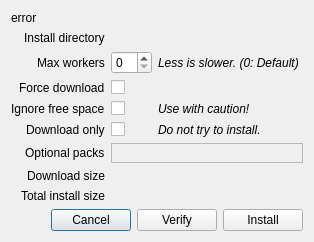
The window that rare/ui/components/dialogs/install_dialog.ui (RareDevs/Rare) describes before a commit, drawn with Qt 5.
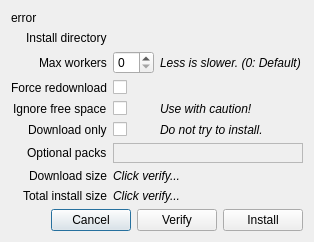
The same window after the commit.

Commit message: Convert InstallDialog to modeless so it doesn't block the main UI any more.

```diff
--- a/rare/ui/components/dialogs/install_dialog.ui
+++ b/rare/ui/components/dialogs/install_dialog.ui
@@ -9,7 +9,7 @@
    <item row="3" column="0" alignment="Qt::AlignRight">
     <widget class="QLabel" name="force_download_label">
      <property name="text">
-      <string>Force download</string>
+      <string>Force redownload</string>
      </property>
     </widget>
    </item>
@@ -146,8 +146,13 @@
    </item>
    <item row="8" column="1" colspan="2">
     <widget class="QLabel" name="install_size_info_label">
+     <property name="font">
+      <font>
+       <italic>true</italic>
+      </font>
+     </property>
      <property name="text">
-      <string/>
+      <string>Click verify...</string>
      </property>
     </widget>
    </item>
@@ -160,8 +165,13 @@
    </item>
    <item row="7" column="1" colspan="2">
     <widget class="QLabel" name="download_size_info_label">
+     <property name="font">
+      <font>
+       <italic>true</italic>
+      </font>
+     </property>
      <property name="text">
-      <string/>
+      <string>Click verify...</string>
      </property>
     </widget>
    </item>
```
The commit also changes 6 other files.
